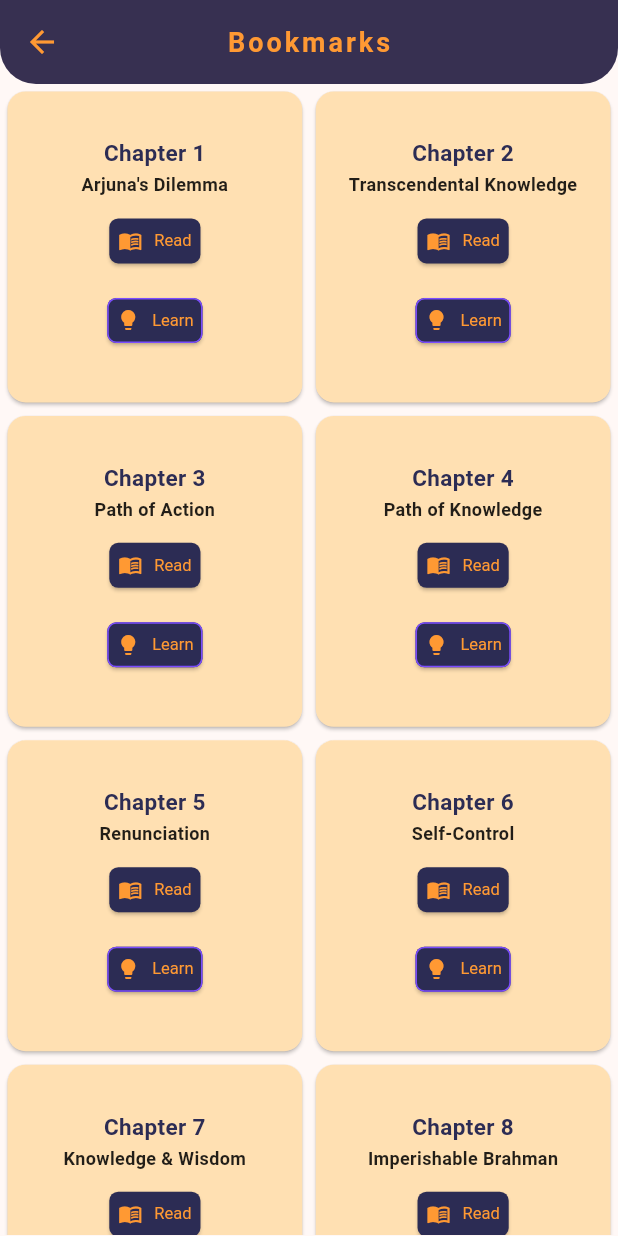
After one commit to ppsspp18/Sanskrit-Recitation-App, a Flutter app: the BookmarkScreen screen opened directly, on a phone screen of 412 x 824 dp. The commit adds this screen. Run offline on Flutter 3.47's test engine with Material 3 defaults, Android fonts, the phone set to English and light mode, and no system bars; our stand-ins replace audioplayers, shared_preferences; accounts and stored records are empty.

Commit message:
minor correction

```diff
--- /dev/null
+++ b/lib/book_mark.dart
@@ -0,0 +1,156 @@
+import 'package:flutter/material.dart';
+import 'package:sanskrit_racitatiion_project/chapter_page.dart';
+
+class BookmarkScreen extends StatefulWidget {
+  const BookmarkScreen({super.key});
+
+  @override
+  State<BookmarkScreen> createState() => _BookmarkScreenState();
+}
+
+class _BookmarkScreenState extends State<BookmarkScreen> {
+  final List<String> chapterIds = List.generate(18, (index) => (index + 1).toString());
+
+  @override
+  Widget build(BuildContext context) {
+    return homePage(context);
+  }
+
+  Scaffold homePage(BuildContext context) {
+    return Scaffold(
+      appBar: AppBar(
+        title: const Text(
+          'Bookmarks',
+          style: TextStyle(
+            fontWeight: FontWeight.bold,
+            fontSize: 18,
+            letterSpacing: 2,
+            color: Color(0xFFFF9933),
+          ),
+        ),
+        backgroundColor: Color(0xFF2C2C54),
+        foregroundColor: Color(0xFFFF9933),
+        elevation: 6,
+        centerTitle: true,
+        shape: const RoundedRectangleBorder(
+          borderRadius: BorderRadius.vertical(
+            bottom: Radius.circular(24),
+          ),
+        ),
+      ),
+      body: Padding(
+        padding: const EdgeInsets.all(1.0),
+        child: GridView.builder(
+          itemCount: chapterIds.length,
+          gridDelegate: const SliverGridDelegateWithFixedCrossAxisCount(
+            crossAxisCount: 2, // More rows
+            crossAxisSpacing: 1, // More space between
+            mainAxisSpacing: 1, // More space between rows
+            childAspectRatio: 0.95,
+          ),
+          itemBuilder: (context, index) {
+            final chapterId = chapterIds[index];
+            // Example context for each chapter
+            final chapterTitles = [
+              "Arjuna's Dilemma",
+              "Transcendental Knowledge",
+              "Path of Action",
+              "Path of Knowledge",
+              "Renunciation",
+              "Self-Control",
+              "Knowledge & Wisdom",
+              "Imperishable Brahman",
+              "Royal Knowledge",
+              "Divine Manifestation",
+              "Vision of the Universal Form",
+              "Devotion",
+              "Field & Knower",
+              "Three Gunas",
+              "Supreme Person",
+              "Divine & Demonic Natures",
+              "Threefold Faith",
+              "Liberation"
+            ];
+            final chapterTitle = chapterTitles.length > index ? chapterTitles[index] : "Chapter $chapterId";
+            return Card(
+
+              shape: RoundedRectangleBorder(borderRadius: BorderRadius.circular(12)),
+              color: const Color(0xFFFFE0B2),
+              child: Padding(
+                padding: const EdgeInsets.all(8.0),
+                child: Column(
+                  mainAxisAlignment: MainAxisAlignment.center, // Aligns text to the top
+                  crossAxisAlignment: CrossAxisAlignment.center, // Aligns text to the left
+                  children: [
+                    Text(
+                      'Chapter $chapterId',
+                      style: const TextStyle(
+                        fontWeight: FontWeight.bold,
+                        fontSize: 15,
+                        color: Color(0xFF2C2C54),
+                      ),
+                      textAlign: TextAlign.center,
+                    ),
+                    const SizedBox(height: 2),
+                    Text(
+                      chapterTitle,
+                      textAlign: TextAlign.center,
+                      style: const TextStyle(
+                        fontSize: 12,
+                        fontWeight: FontWeight.bold,
+                        color: Colors.black87,
+                      ),
+                    ),
+                    const SizedBox(height: 5),
+                    Column(
+                      mainAxisAlignment: MainAxisAlignment.spaceEvenly,
+                      children: [
+                        ElevatedButton.icon(
+                          style: ElevatedButton.styleFrom(
+                            backgroundColor: Color(0xFF2C2C54),
+                            foregroundColor: Color(0xFFFF9933),
+                            padding: const EdgeInsets.symmetric(horizontal: 6, vertical: 6),
+                            shape: RoundedRectangleBorder(borderRadius: BorderRadius.circular(6)),
+                            textStyle: const TextStyle(fontSize: 11),
+                            minimumSize: const Size(0, 30),
+                          ),
+                          icon: const Icon(Icons.menu_book, size: 16),
+                          label: const Text('Read'),
+                          onPressed: () {
+                            Navigator.push(
+                              context,
+                              MaterialPageRoute(builder: (context) => ChapterPage(chapterId: chapterId)),
+                            );
+                          },
+                        ),
+                        const SizedBox(height: 5),
+                        ElevatedButton.icon(
+                          style: ElevatedButton.styleFrom(
+                            backgroundColor: Color(0xFF2C2C54),
+                            foregroundColor: Color(0xFFFF9933),
+                            side: const BorderSide(color: Colors.deepPurpleAccent),
+                            padding: const EdgeInsets.symmetric(horizontal: 6, vertical: 6),
+                            shape: RoundedRectangleBorder(borderRadius: BorderRadius.circular(6)),
+                            textStyle: const TextStyle(fontSize: 11),
+                            minimumSize: const Size(0, 30),
+                          ),
+                          icon: const Icon(Icons.lightbulb, size: 16),
+                          label: const Text('Learn'),
+                          onPressed: () {
+                            ScaffoldMessenger.of(context).showSnackBar(
+                              SnackBar(content: Text('Learn mode for Chapter $chapterId coming soon!')),
+                            );
+                          },
+                        ),
+                      ],
+                    ),
+                  ],
+                ),
+              ),
+            );
+          },
+        ),
+      ),
+    );
+  }
+}
--- a/lib/chapter_page.dart
+++ b/lib/chapter_page.dart
@@ -2,7 +2,8 @@ import 'package:flutter/material.dart';
 import 'package:sanskrit_racitatiion_project/verse_page/verse_detail_screen.dart';
 import 'package:sanskrit_racitatiion_project/verse_page/verse_repository.dart';
 import 'package:sanskrit_racitatiion_project/verse_page/verses_model.dart';
-import 'package:sanskrit_racitatiion_project/setting_screen/settings_screen.dart';
+//import 'package:sanskrit_racitatiion_project/setting_screen/settings_screen.dart';
+//import 'package:sanskrit_racitatiion_project/book_mark.dart';
 
 class ChapterPage extends StatefulWidget {
   final String chapterId;
@@ -46,17 +47,6 @@ class _ChapterPageState extends State<ChapterPage> {
         title: Text('CHAPTER ${widget.chapterId}'),
         backgroundColor: Color(0xFF2C2C54),
         foregroundColor: Color(0xFFFF9933),
-        actions: [
-          IconButton(
-            onPressed: () {
-              Navigator.push(
-                context,
-                MaterialPageRoute(builder: (context) => const SettingsScreen()),
-              );
-            },
-            icon: const Icon(Icons.settings),
-          ),
-        ],
       ),
       body: _isLoading
           ? const Center(child: CircularProgressIndicator())
--- a/lib/home.dart
+++ b/lib/home.dart
@@ -3,6 +3,8 @@ import 'package:sanskrit_racitatiion_project/setting_screen/settings_screen.dart
 // import 'package:sanskrit_racitatiion_project/verse_page/chapterPage.dart';
 import 'package:sanskrit_racitatiion_project/chapter_page.dart';
 import 'package:sanskrit_racitatiion_project/search.dart';
+import 'package:sanskrit_racitatiion_project/book_mark.dart';
+
 class HomePage extends StatefulWidget {
   const HomePage({super.key});
 
@@ -25,7 +27,7 @@ class _HomePageState extends State<HomePage> {
           'BHAGAVAD GITA',
           style: TextStyle(
         fontWeight: FontWeight.bold,
-        fontSize: 20,
+        fontSize: 14,
         letterSpacing: 2,
         color: Color(0xFFFF9933),
           ),
@@ -49,6 +51,15 @@ class _HomePageState extends State<HomePage> {
             },
             icon: const Icon(Icons.search, color: Color(0xFFFF9933)), // Search icon
             tooltip: 'Search',
+          ),
+          IconButton(
+            onPressed: () {
+              Navigator.push(
+                context,
+                MaterialPageRoute(builder: (context) =>  BookmarkScreen()),
+              );
+            },
+            icon: const Icon(Icons.bookmark, color: Color(0xFFFF9933)), // Bookmark icon
           ),
           IconButton(
             onPressed: () {
```
